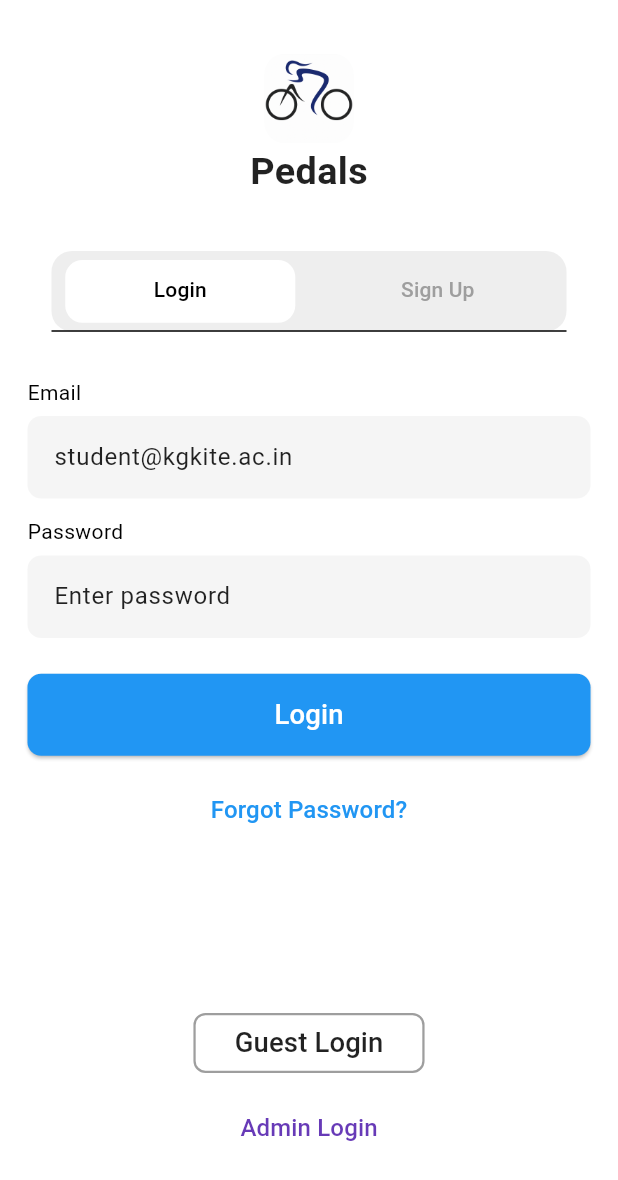
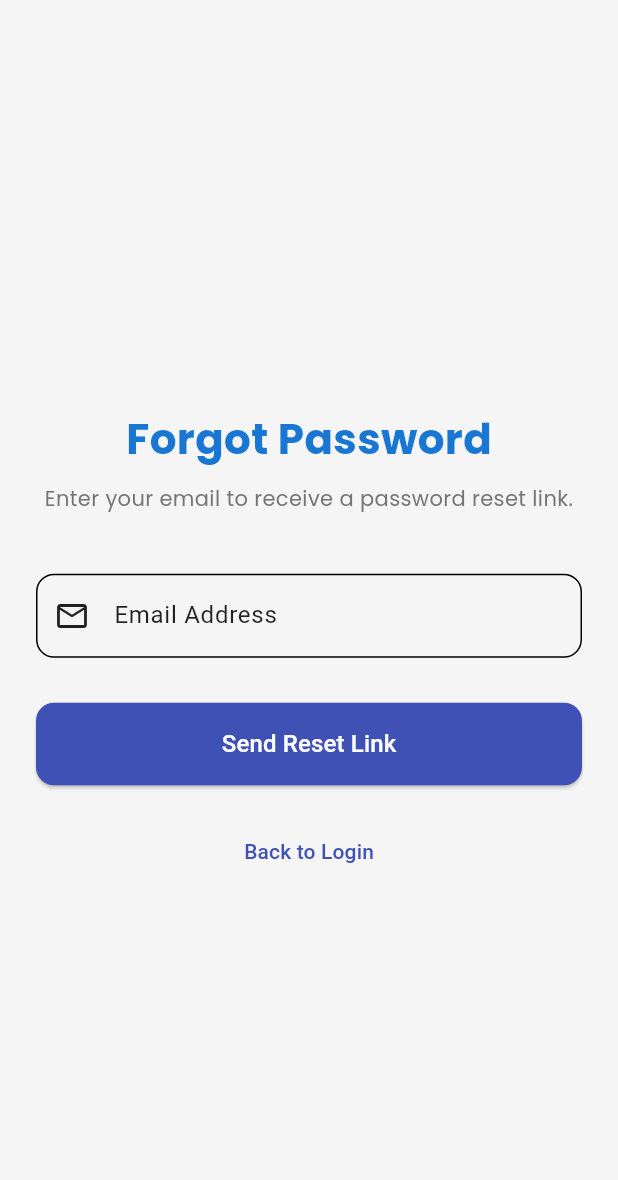
Before and after one commit to abhinesh-pr/pedals, a Flutter app: the screen it shows after launch, after a tap on "Forgot Password?", on a phone screen of 412 x 824 dp. Shown: the top 1180 px of the screen. Run offline on Flutter 3.47's test engine with Material 3 defaults, Android fonts, the phone set to English and light mode, and no system bars; our stand-ins replace cloud_firestore, firebase_auth, firebase_core, flutter_screenutil, get, google_fonts and 2 more; missing offline and left inert: flutter_verification_code, mailer; accounts and stored records are empty.

Commit message:
Authentication, OTP Verification,Login Persistance, Forgot Password Logics Added

```diff
--- a/lib/app.dart
+++ b/lib/app.dart
@@ -1,10 +1,14 @@
 
+import 'package:firebase_auth/firebase_auth.dart';
 import 'package:flutter/material.dart';
 import 'package:get/get.dart';
 import 'package:flutter_screenutil/flutter_screenutil.dart';
 import 'package:pedals/routes/app_router.dart';
 import 'package:pedals/routes/app_routes.dart';
+import 'package:pedals/views/authentication/auth_page.dart';
+import 'package:pedals/views/users/dashboard.dart';
 
+import 'controllers/auth_controller.dart';
 import 'core/utils/themes.dart';
 
 class MyApp extends StatelessWidget {
@@ -20,10 +24,18 @@ class MyApp extends StatelessWidget {
           theme: lightTheme, // Apply the light theme
           darkTheme: darkTheme, // Apply the dark theme
           themeMode: ThemeMode.system, // Switch themes based on system settings
-          initialRoute: AppRoutes.auth, // Initial route
+          // initialRoute: AppRoutes.auth, // Initial route
           getPages: AppRouter.routes, // Centralized route management
           defaultTransition: Transition.native,
           transitionDuration: const Duration(milliseconds: 300),
+          home: Obx(() {
+            User? user = Get.find<AuthController>().firebaseUser.value;
+            if (user == null) {
+              return  AuthPage(); // Replace with your login page
+            } else {
+              return  Dashboard(username: 'naanee', email: 'nanthan',); // Replace with your dashboard page
+            }
+          }),
         );
       },
     );
--- /dev/null
+++ b/lib/controllers/auth_controller.dart
@@ -0,0 +1,33 @@
+
+import 'package:firebase_auth/firebase_auth.dart';
+import 'package:get/get.dart';
+
+import '../views/authentication/auth_page.dart';
+import '../views/users/dashboard.dart';
+
+class AuthController extends GetxController {
+  static AuthController instance = Get.find();
+  final FirebaseAuth _auth = FirebaseAuth.instance;
+
+  // Observing user state
+  Rx<User?> firebaseUser = Rx<User?>(null);
+
+  @override
+  void onReady() {
+    super.onReady();
+    firebaseUser.bindStream(_auth.authStateChanges());
+    ever(firebaseUser, _setInitialScreen);
+  }
+
+  void _setInitialScreen(User? user) {
+    if (user == null) {
+      Get.off(AuthPage()); // Navigate to login if no user
+    } else {
+      Get.off(Dashboard(username: 'b', email: 'a',)); // Navigate to dashboard if logged in
+    }
+  }
+
+  Future<void> signOut() async {
+    await _auth.signOut();
+  }
+}
--- a/lib/main.dart
+++ b/lib/main.dart
@@ -1,7 +1,9 @@
 import 'package:flutter/material.dart';
 import 'package:firebase_core/firebase_core.dart';
+import 'package:get/get.dart';
 import 'package:permission_handler/permission_handler.dart';
 import 'app.dart';
+import 'controllers/auth_controller.dart';
 
 void main() async {
   WidgetsFlutterBinding.ensureInitialized();
@@ -14,6 +16,14 @@ void main() async {
     print("Error initializing Firebase: $e");
   }
 
+
+  try {
+    Get.put(AuthController());
+    print("AuthController initialized successfully.");
+  } catch (e) {
+    print("Error initializing AuthController: $e");
+  }
+
   try {
     // Request storage permission
     await Permission.storage.request();
--- a/lib/services/auth_service.dart
+++ b/lib/services/auth_service.dart
@@ -5,9 +5,19 @@ import 'package:shared_preferences/shared_preferences.dart';
 import 'package:get/get.dart';
 import 'package:cloud_firestore/cloud_firestore.dart';
 import '../viewmodels/auth_model.dart';
+import 'dart:convert'; // for utf8.encode
+import 'package:crypto/crypto.dart'; // for hashing
+
 
 class AuthService {
   final FirebaseAuth _auth = FirebaseAuth.instance;
+
+  String hashPassword(String password) {
+    final bytes = utf8.encode(password);
+    final digest = sha256.convert(bytes);
+    return digest.toString();
+  }
+
 
   Future<bool> isUserIdTaken(String userId) async {
     final result = await FirebaseFirestore.instance
@@ -130,7 +140,7 @@ class AuthService {
   Future<void> sendPasswordResetEmail(String email) async {
     try {
       await _auth.sendPasswordResetEmail(email: email);
-      Get.snackbar('Success', 'Password reset email sent!');
+      Get.snackbar('Success', 'If the email exists, a reset link has been sent.');
     } catch (e) {
       Get.snackbar('Error', 'Failed: ${e.toString()}');
     }
--- a/lib/views/authentication/forgot_pass_page.dart
+++ b/lib/views/authentication/forgot_pass_page.dart
@@ -1,126 +1,138 @@
-// import 'package:flutter/material.dart';
-// import 'package:get/get.dart';
-// import '../../services/auth_service.dart';
-// import '../../viewmodels/auth_model.dart';
-// import '../users/dashboard.dart';
-//
-// class OTPVerificationPage extends StatefulWidget {
-//   final SignUpModel signUpModel;
-//   final String sentOtp;
-//
-//   const OTPVerificationPage({
-//     Key? key,
-//     required this.signUpModel,
-//     required this.sentOtp,
-//   }) : super(key: key);
-//
-//   @override
-//   State<OTPVerificationPage> createState() => _OTPVerificationPageState();
-// }
-//
-// class _OTPVerificationPageState extends State<OTPVerificationPage> {
-//   final List<TextEditingController> otpControllers =
-//   List.generate(6, (_) => TextEditingController());
-//   final AuthService _authService = AuthService();
-//   bool isLoading = false;
-//
-//   void _verifyOtp() async {
-//     setState(() => isLoading = true);
-//
-//     String otp = otpControllers.map((controller) => controller.text).join();
-//     String result = await _authService.signUpUserWithOtp(
-//       signUpModel: widget.signUpModel,
-//       enteredOtp: otp,
-//       sentOtp: widget.sentOtp,
-//     );
-//
-//     setState(() => isLoading = false);
-//
-//     if (result == "success") {
-//       Get.snackbar("Success", "Account created successfully!");
-//       Get.offAll(Dashboard(username: 'Mee', email: 'myself',)); // or wherever you navigate after success
-//     } else {
-//       Get.snackbar("Error", result, snackPosition: SnackPosition.BOTTOM);
-//     }
-//   }
-//
-//   @override
-//   Widget build(BuildContext context) {
-//     return Scaffold(
-//       appBar: null, // No AppBar in the second page design
-//       body: SingleChildScrollView(
-//         child: Container(
-//           height: MediaQuery.of(context).size.height,
-//           padding: const EdgeInsets.symmetric(horizontal: 30, vertical: 60),
-//           decoration: BoxDecoration(
-//             color: Theme.of(context).colorScheme.background,
-//           ),
-//           child: Column(
-//             mainAxisAlignment: MainAxisAlignment.center,
-//             children: [
-//               Text(
-//                 "Enter OTP",
-//                 style: TextStyle(
-//                     fontSize: 30,
-//                     fontWeight: FontWeight.bold,
-//                     color: Theme.of(context).colorScheme.primary),
-//               ),
-//               SizedBox(height: 20),
-//               Text("A verification code has been sent to ${widget.signUpModel.email}"),
-//               SizedBox(height: 30),
-//               _buildOtpFields(),
-//               SizedBox(height: 20),
-//               isLoading
-//                   ? CircularProgressIndicator()
-//                   : ElevatedButton(
-//                 onPressed: _verifyOtp,
-//                 child: Text(
-//                   "Verify OTP",
-//                   style: TextStyle(color: Colors.white),
-//                 ),
-//               ),
-//               SizedBox(height: 20),
-//               TextButton(
-//                 onPressed: () {
-//                   // Handle resend OTP action
-//                 },
-//                 child: Text("Resend OTP"),
-//               ),
-//               SizedBox(height: 20),
-//               TextButton(
-//                 onPressed: () => Get.off(() => LoginPage()),
-//                 child: Text("Back to Login"),
-//               ),
-//             ],
-//           ),
-//         ),
-//       ),
-//     );
-//   }
-//
-//   Widget _buildOtpFields() {
-//     return Row(
-//       mainAxisAlignment: MainAxisAlignment.spaceEvenly,
-//       children: List.generate(6, (index) {
-//         return SizedBox(
-//           width: 40,
-//           child: TextField(
-//             controller: otpControllers[index],
-//             keyboardType: TextInputType.number,
-//             textAlign: TextAlign.center,
-//             maxLength: 1,
-//             decoration: InputDecoration(
-//               counterText: "",
-//               border: OutlineInputBorder(),
-//             ),
-//             onChanged: (value) {
-//               if (value.length == 1 && index < 5) {
-//                 FocusScope.of(context).nextFocus();
-//               }
-//             },
-//           ),
-//         );
-//       }),
-//     );
-//   }
-// }
+
+import 'package:firebase_auth/firebase_auth.dart';
+import 'package:flutter/material.dart';
+import 'package:get/get.dart';
+import 'package:get/get_core/src/get_main.dart';
+import 'package:google_fonts/google_fonts.dart';
+import '../../services/auth_service.dart';
+
+class ForgotPasswordPage extends StatefulWidget {
+  const ForgotPasswordPage({Key? key}) : super(key: key);
+
+  @override
+  State<ForgotPasswordPage> createState() => _ForgotPasswordPageState();
+}
+
+class _ForgotPasswordPageState extends State<ForgotPasswordPage> {
+  final AuthService _authService = AuthService();
+  final _formKey = GlobalKey<FormState>();
+  final TextEditingController _emailController = TextEditingController();
+  bool _isLoading = false;
+
+  Future<void> _sendResetRequest() async {
+    if (!_formKey.currentState!.validate()) return;
+
+    setState(() => _isLoading = true);
+    final email = _emailController.text.trim();
+
+    try {
+      await _authService.sendPasswordResetEmail(email);
+    } on FirebaseAuthException catch (e) {
+      Get.snackbar('Error','Internal Error Occured');
+
+      // 🔒 Optional: Log the actual error for dev/debug purposes
+      debugPrint('Password reset error: ${e.message}');
+    } finally {
+      setState(() => _isLoading = false);
+    }
+
+  }
+
+  @override
+  Widget build(BuildContext context) {
+    final theme = Theme.of(context);
+
+    return Scaffold(
+      backgroundColor: Colors.grey[100],
+      body: Center(
+        child: Padding(
+          padding: const EdgeInsets.symmetric(horizontal: 24.0),
+          child: SingleChildScrollView(
+            child: Column(
+              children: [
+                const SizedBox(height: 40),
+                Text(
+                  'Forgot Password',
+                  style: GoogleFonts.poppins(
+                    fontSize: 28,
+                    fontWeight: FontWeight.bold,
+                    color: theme.primaryColorDark,
+                  ),
+                ),
+                const SizedBox(height: 10),
+                Text(
+                  'Enter your email to receive a password reset link.',
+                  textAlign: TextAlign.center,
+                  style: GoogleFonts.poppins(
+                    fontSize: 14,
+                    color: Colors.grey[600],
+                  ),
+                ),
+                const SizedBox(height: 40),
+                Form(
+                  key: _formKey,
+                  child: Column(
+                    children: [
+                      TextFormField(
+                        controller: _emailController,
+                        keyboardType: TextInputType.emailAddress,
+                        decoration: InputDecoration(
+                          labelText: 'Email Address',
+                          border: OutlineInputBorder(
+                            borderRadius: BorderRadius.circular(12),
+                          ),
+                          prefixIcon: const Icon(Icons.email_outlined),
+                        ),
+                        validator: (value) {
+                          if (value == null || value.isEmpty) {
+                            return 'Please enter email';
+                          } else if (!RegExp(r'\S+@\S+\.\S+').hasMatch(value)) {
+                            return 'Enter a valid email';
+                          }
+                          return null;
+                        },
+                      ),
+                      const SizedBox(height: 30),
+                      SizedBox(
+                        width: double.infinity,
+                        child: ElevatedButton(
+                          onPressed: _isLoading ? null : _sendResetRequest,
+                          style: ElevatedButton.styleFrom(
+                            backgroundColor: theme.primaryColor,
+                            padding: const EdgeInsets.symmetric(vertical: 16),
+                            shape: RoundedRectangleBorder(
+                              borderRadius: BorderRadius.circular(12),
+                            ),
+                          ),
+                          child: _isLoading
+                              ? const CircularProgressIndicator(
+                            color: Colors.white,
+                          )
+                              : const Text(
+                            'Send Reset Link',
+                            style: TextStyle(
+                              color: Colors.white,
+                              fontSize: 16,
+                            ),
+                          ),
+                        ),
+                      ),
+                    ],
+                  ),
+                ),
+                const SizedBox(height: 20),
+                TextButton(
+                  onPressed: () => Navigator.pop(context),
+                  child: const Text(
+                    'Back to Login',
+                    style: TextStyle(fontWeight: FontWeight.w500),
+                  ),
+                ),
+              ],
+            ),
+          ),
+        ),
+      ),
+    );
+  }
+}
--- a/pubspec.yaml
+++ b/pubspec.yaml
@@ -47,6 +47,8 @@ dependencies:
   flutter_spinkit: ^5.2.1
   animate_do: ^4.2.0
   flutter_verification_code: ^1.1.7
+  crypto: ^3.0.6
+  google_fonts: ^6.2.1
 
 dev_dependencies:
   flutter_test:
```
Also changed, not shown: lib/views/authentication/auth_page.dart (+4 -3 lines), lib/views/authentication/otp_verification_page.dart (+47 -15 lines), pubspec.lock, 1 other file.
